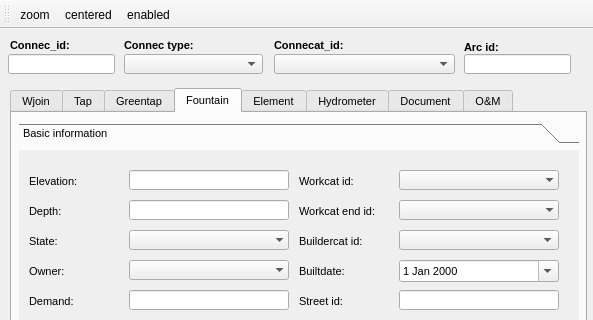
Old version of the form ui/ws_man_connec.ui in the repository Giswater/giswater_qgis_plugin; both pictures show x 0 to 593 and y 0 to 320 of the 593 by 719 pixel window.
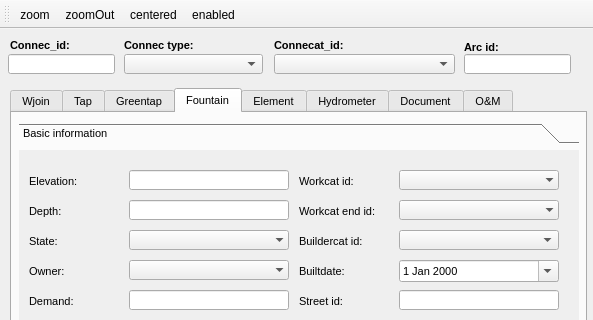
New version of the form. Icons and pictures are not drawn.

Commit message: add zoom out tool to the forms

The edit to the form file:
```diff
--- a/ui/ws_man_connec.ui
+++ b/ui/ws_man_connec.ui
@@ -9132,6 +9132,7 @@
     <bool>false</bool>
    </attribute>
    <addaction name="actionZoom"/>
+   <addaction name="actionZoomOut"/>
    <addaction name="actionCentered"/>
    <addaction name="actionEnabled"/>
   </widget>
@@ -9171,6 +9172,15 @@
     <string>enabled</string>
    </property>
   </action>
+  <action name="actionZoomOut">
+   <property name="icon">
+    <iconset>
+     <normaloff>Zoom-Out-icon.png</normaloff>Zoom-Out-icon.png</iconset>
+   </property>
+   <property name="text">
+    <string>zoomOut</string>
+   </property>
+  </action>
  </widget>
  <resources/>
  <connections/>
```
The commit also changes 14 other files.
